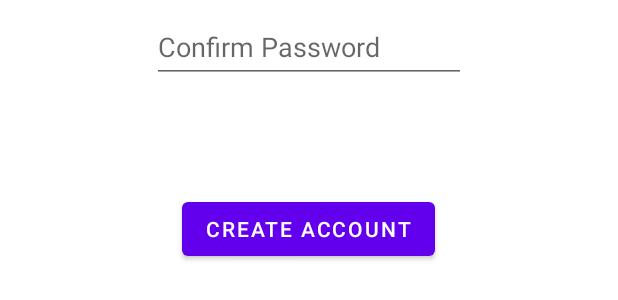
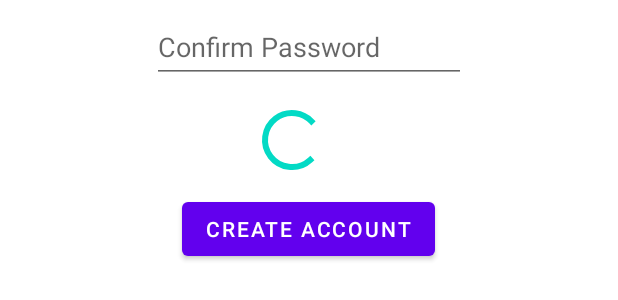
Before and after one commit to CMPUT301F21T04/Habitize, an Android app: the layout signup_activity.xml on its own in the app's theme, with its tools: preview values and no code run, on a phone screen of 412 x 824 dp. Shown: the part 709-1009 px from the top of the screen. Run offline under Robolectric (Android 15) with nearby library versions, the phone set to English and light mode, and no system bars.

Commit message:
Fixed error in the MainActivity.java

```diff
--- a/app/src/main/java/com/example/habitize/MainActivity.java
+++ b/app/src/main/java/com/example/habitize/MainActivity.java
@@ -20,6 +20,7 @@
 
         db = FirebaseFirestore.getInstance(); // initialize database. We don't really need to do this here.
         // we can have the database instantiated in only the activities where it is needed to pull data
+        setContentView(R.layout.activity_main);
         addHabit = findViewById(R.id.addHabit); // our 4 buttons
         allHabits = findViewById(R.id.allHabits);
         todaysHabits = findViewById(R.id.todaysHabits);
--- a/app/src/main/java/com/example/habitize/SignUp.java
+++ b/app/src/main/java/com/example/habitize/SignUp.java
@@ -30,7 +30,7 @@
         EditText username = findViewById(R.id.userName);
         EditText password = findViewById(R.id.password);
         EditText email = findViewById(R.id.email);
-        ProgressBar progressBar = findViewById(R.id.progressBar);
+        ProgressBar progressBar = findViewById(R.id.progressBar2);
         FirebaseAuth fAuth;
         fAuth = FirebaseAuth.getInstance();
 
--- a/app/src/main/res/layout/signup_activity.xml
+++ b/app/src/main/res/layout/signup_activity.xml
@@ -104,4 +104,18 @@
         app:layout_constraintStart_toStartOf="parent"
         tools:layout_editor_absoluteY="-6dp"
         tools:ignore="MissingConstraints" />
+
+    <ProgressBar
+        android:id="@+id/progressBar2"
+        style="?android:attr/progressBarStyle"
+        android:layout_width="wrap_content"
+        android:layout_height="wrap_content"
+        android:layout_marginStart="170dp"
+        android:layout_marginTop="14dp"
+        android:layout_marginEnd="193dp"
+        android:layout_marginBottom="11dp"
+        app:layout_constraintBottom_toTopOf="@+id/create_button"
+        app:layout_constraintEnd_toEndOf="parent"
+        app:layout_constraintStart_toStartOf="parent"
+        app:layout_constraintTop_toBottomOf="@+id/conPassword" />
 </androidx.constraintlayout.widget.ConstraintLayout>
```
